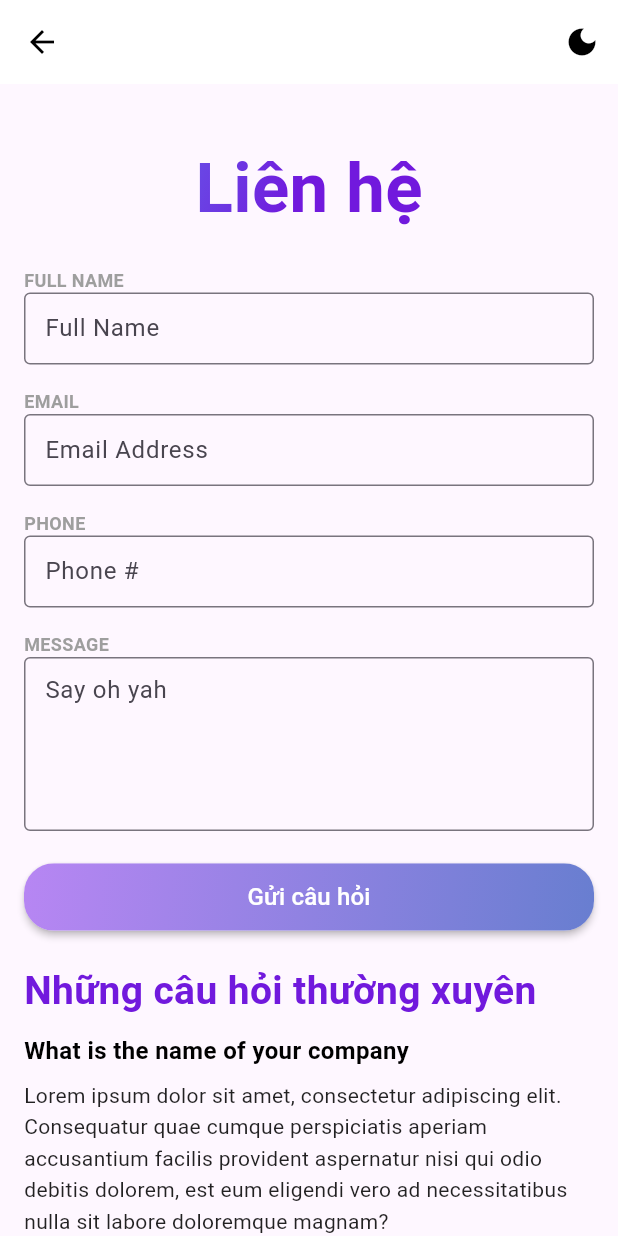
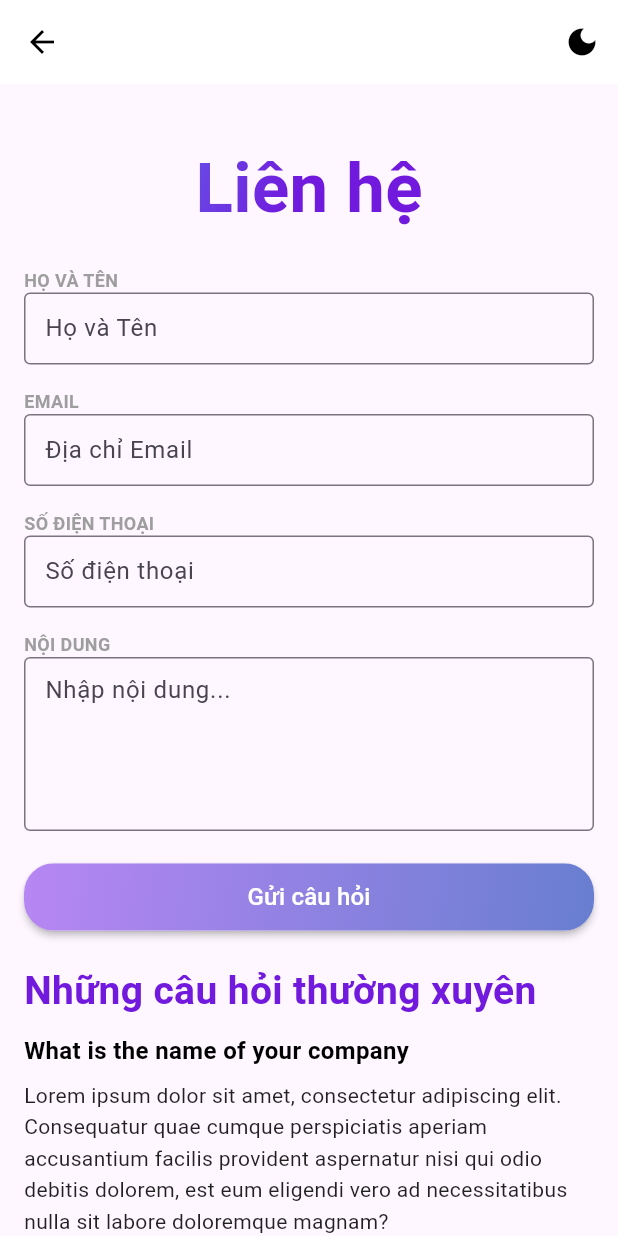
Before and after one commit to ThuPham60232004/flutter_application_project, a Flutter app: the ContactScreen screen opened by its route, on a phone screen of 412 x 824 dp. Run offline on Flutter 3.47's test engine with Material 3 defaults, Android fonts, the phone set to English and light mode, and no system bars; our stand-ins replace carousel_slider, file_picker, fluttertoast, image_picker, permission_handler and 2 more; missing offline and left inert: dart:ffi, flutter_pdfview; accounts and stored records are empty; network calls fail.

Commit message:
Update giao diện

```diff
--- a/lib/presentation/screens/contact_screen.dart
+++ b/lib/presentation/screens/contact_screen.dart
@@ -41,17 +41,17 @@ Widget build(BuildContext context) {
                     ),
                   ),
                   const SizedBox(height: 20),
-                  _buildLabel('FULL NAME'),
-                  _buildTextField('Full Name'),
+                  _buildLabel('HỌ VÀ TÊN'),
+                  _buildTextField('Họ và Tên'),
                   const SizedBox(height: 16),
                   _buildLabel('EMAIL'),
-                  _buildTextField('Email Address'),
+                  _buildTextField('Địa chỉ Email'),
                   const SizedBox(height: 16),
-                  _buildLabel('PHONE'),
-                  _buildTextField('Phone #'),
+                  _buildLabel('SỐ ĐIỆN THOẠI'),
+                  _buildTextField('Số điện thoại'),
                   const SizedBox(height: 16),
-                  _buildLabel('MESSAGE'),
-                  _buildTextField('Say oh yah', maxLines: 4),
+                  _buildLabel('NỘI DUNG'),
+                  _buildTextField('Nhập nội dung...', maxLines: 4),
                   const SizedBox(height: 20),
                   ElevatedButton(
                     onPressed: () {},
--- a/pubspec.yaml
+++ b/pubspec.yaml
@@ -43,3 +43,4 @@ flutter:
     - assets/images/hinh1.png
     - assets/icons/
     - assets/images/image.png
+    - assets/images/logo.png
```
Also changed, not shown: lib/presentation/screens/admin/home_a.dart (+5 -5 lines), lib/presentation/screens/login_screen.dart (+20 -4 lines), lib/presentation/screens/register_jobseeker.dart (+16 -4 lines), lib/presentation/screens/signup_screen.dart (+16 -5 lines), 130 other files.
